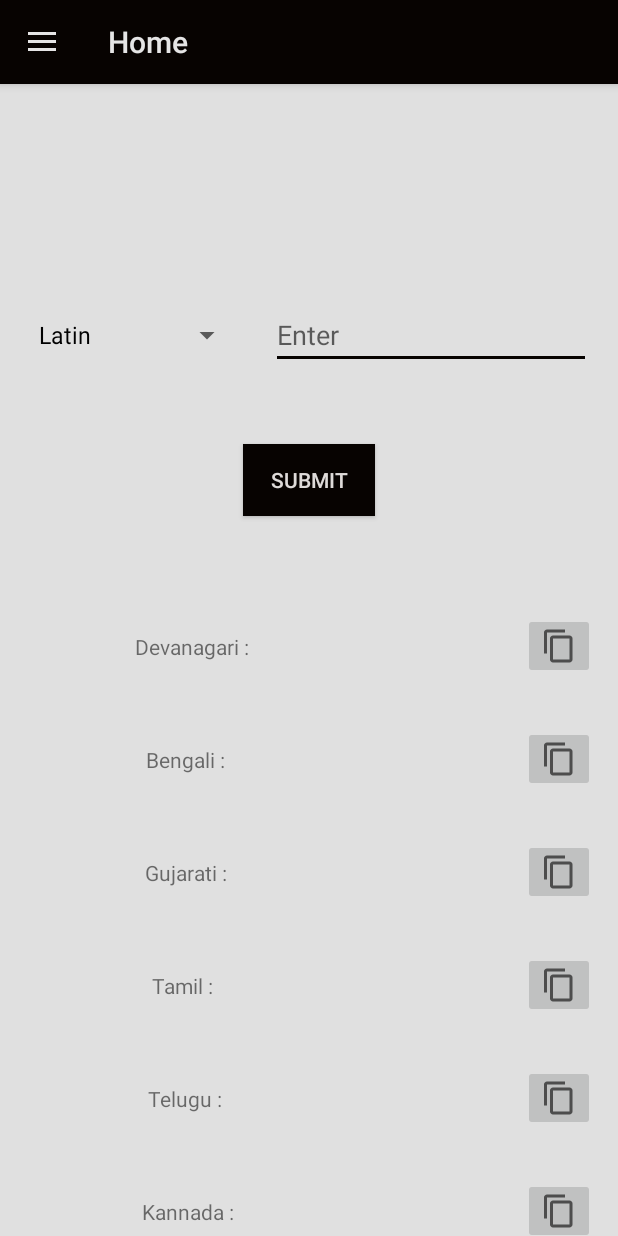
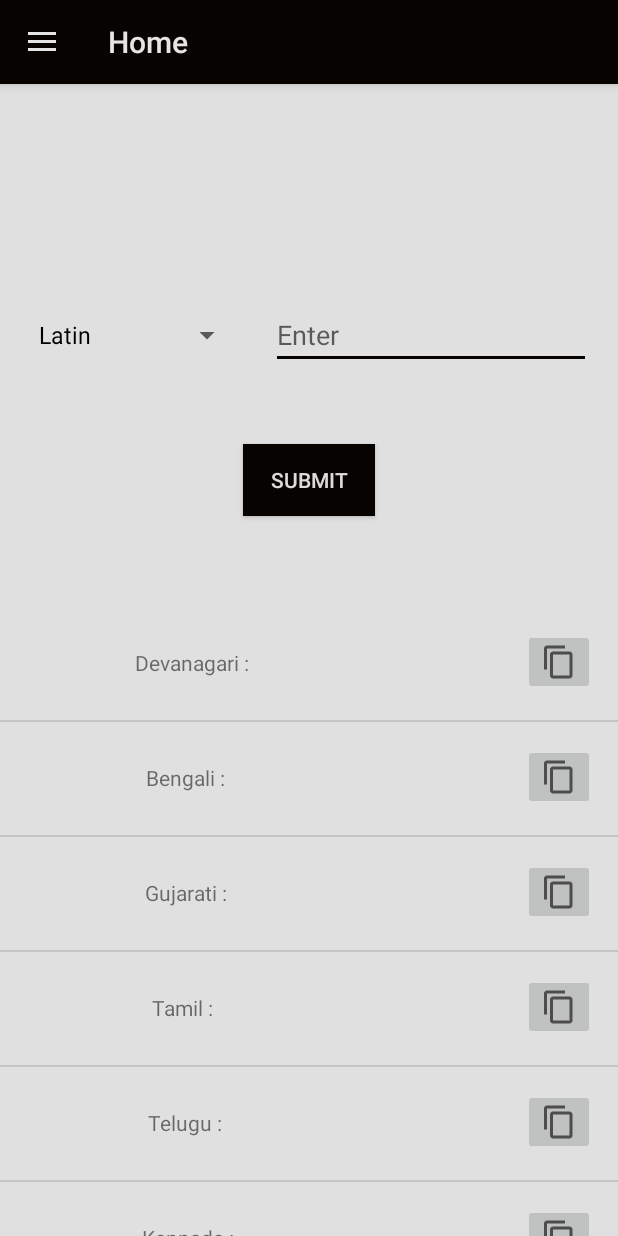
Before and after one commit to shady48765/TransliterationMiniProject, an Android app: the screen it shows after launch (MainActivity2), after a tap on "SUBMIT", on a phone screen of 412 x 824 dp. Run offline under Robolectric (Android 15) with nearby library versions, the phone set to English and light mode, and no system bars; our stand-ins replace navigation-ui.

Commit message:
Working /w scrollview

```diff
--- a/app/src/main/java/com/amankumar/transliterator/ui/home/HomeFragment.java
+++ b/app/src/main/java/com/amankumar/transliterator/ui/home/HomeFragment.java
@@ -39,7 +39,7 @@ public class HomeFragment extends Fragment {
     EditText text;
     Button submit;
     Spinner spinner;
-    GridView listView;
+    ListView listView;
     ArrayList<LanguageDetails> arrayListDetails = new ArrayList<>();
     public View onCreateView(@NonNull LayoutInflater inflater,
             ViewGroup container, Bundle savedInstanceState) {
--- a/app/src/main/res/layout/fragment_home.xml
+++ b/app/src/main/res/layout/fragment_home.xml
@@ -5,6 +5,40 @@
     android:layout_width="match_parent"
     android:layout_height="match_parent"
     tools:context=".MainActivity">
+
+    <LinearLayout
+        android:layout_width="fill_parent"
+        android:layout_height="fill_parent"
+        android:orientation="vertical"
+        app:layout_constraintRight_toRightOf="parent"
+        app:layout_constraintLeft_toLeftOf="parent"
+        app:layout_constraintBottom_toBottomOf="parent"
+        app:layout_constraintTop_toTopOf="parent">
+
+        <LinearLayout
+            android:layout_width="fill_parent"
+            android:layout_height="0dp"
+            android:layout_weight="1"/>
+        <LinearLayout
+            android:layout_width="fill_parent"
+            android:layout_height="0dp"
+            android:layout_weight="1.2">
+            <ScrollView
+                android:fillViewport="true"
+                android:layout_width="match_parent"
+                android:layout_height="match_parent"
+                >
+                <ListView
+                    android:id="@+id/list_item"
+                    android:layout_width="match_parent"
+                    android:layout_height="wrap_content"
+                    app:layout_constraintEnd_toEndOf="parent"
+                    app:layout_constraintStart_toStartOf="parent"/>
+
+            </ScrollView>
+        </LinearLayout>
+
+    </LinearLayout>
 
     <Spinner
         android:id="@+id/spinner"
@@ -32,16 +66,6 @@
         app:layout_constraintStart_toEndOf="@+id/spinner"
         app:layout_constraintTop_toTopOf="parent" />
 
-    <GridView
-        android:numColumns="1"
-        android:id="@+id/list_item"
-        android:layout_width="wrap_content"
-        android:layout_height="wrap_content"
-        android:layout_marginTop="50dp"
-        app:layout_constraintEnd_toEndOf="parent"
-        app:layout_constraintHorizontal_bias="0.0"
-        app:layout_constraintStart_toStartOf="parent"
-        app:layout_constraintTop_toBottomOf="@+id/button" />
 
     <Button
         android:id="@+id/button"
```
